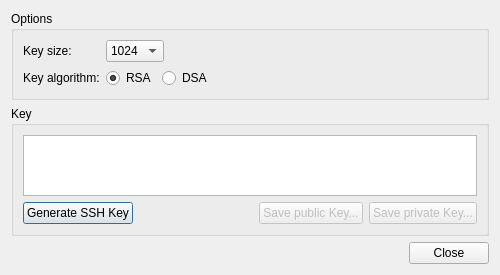
Old version of the form src/plugins/qt4projectmanager/qt-maemo/maemosshconfigdialog.ui in the repository qt-creator/qt-creator.
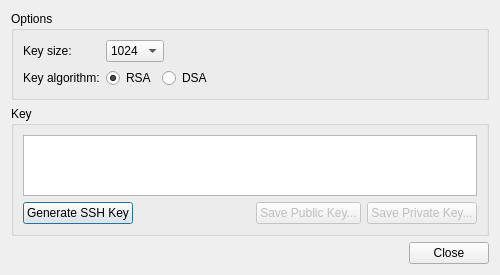
New version of the form.

```diff
--- a/src/plugins/qt4projectmanager/qt-maemo/maemosshconfigdialog.ui
+++ b/src/plugins/qt4projectmanager/qt-maemo/maemosshconfigdialog.ui
@@ -198,7 +198,7 @@
            <bool>false</bool>
           </property>
           <property name="text">
-           <string>Save public Key...</string>
+           <string>Save Public Key...</string>
           </property>
          </widget>
         </item>
@@ -208,7 +208,7 @@
            <bool>false</bool>
           </property>
           <property name="text">
-           <string>Save private Key...</string>
+           <string>Save Private Key...</string>
           </property>
          </widget>
         </item>
```
